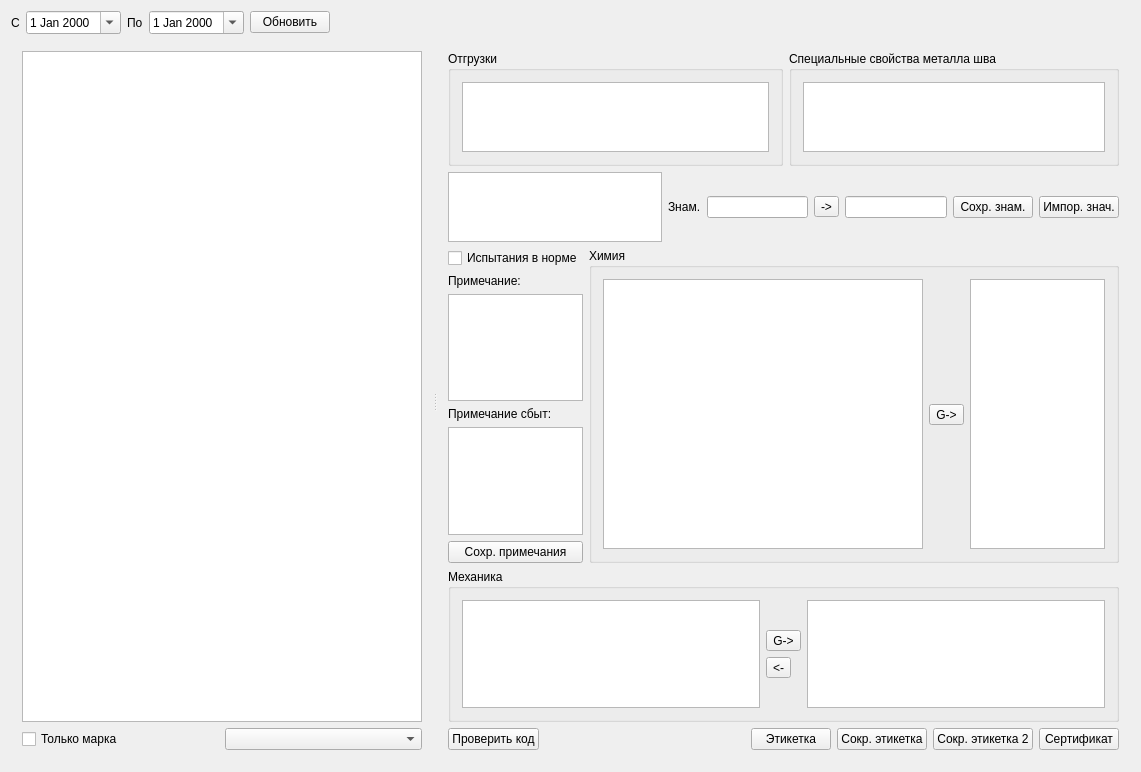
Above: formpart.ui from Sergeyego/el_sert before the change. Below: the same form after it.
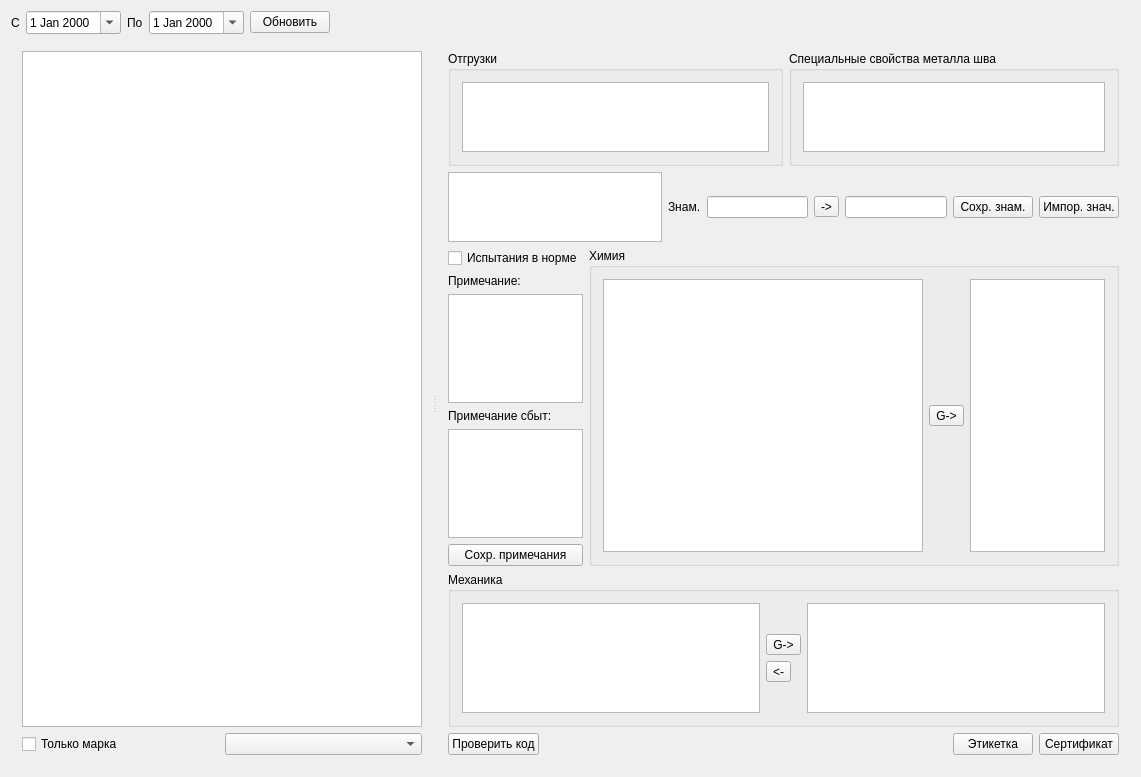
That is the form after the change. Custom widgets are drawn as their Qt base class.

The edit to the form file:
```diff
--- a/formpart.ui
+++ b/formpart.ui
@@ -7,7 +7,7 @@
     <x>0</x>
     <y>0</y>
     <width>1141</width>
-    <height>772</height>
+    <height>777</height>
    </rect>
   </property>
   <property name="windowTitle">
@@ -447,20 +447,6 @@
            </property>
           </widget>
          </item>
-         <item>
-          <widget class="QPushButton" name="cmdLblSmall">
-           <property name="text">
-            <string>Сокр. этикетка</string>
-           </property>
-          </widget>
-         </item>
-         <item>
-          <widget class="QPushButton" name="cmdLblSmall2">
-           <property name="text">
-            <string>Сокр. этикетка 2</string>
-           </property>
-          </widget>
-         </item>
          <item>
           <widget class="QPushButton" name="cmdPartSert">
            <property name="text">
```
Left out of the diff: 24 changed lines with no effect on the pictures.
